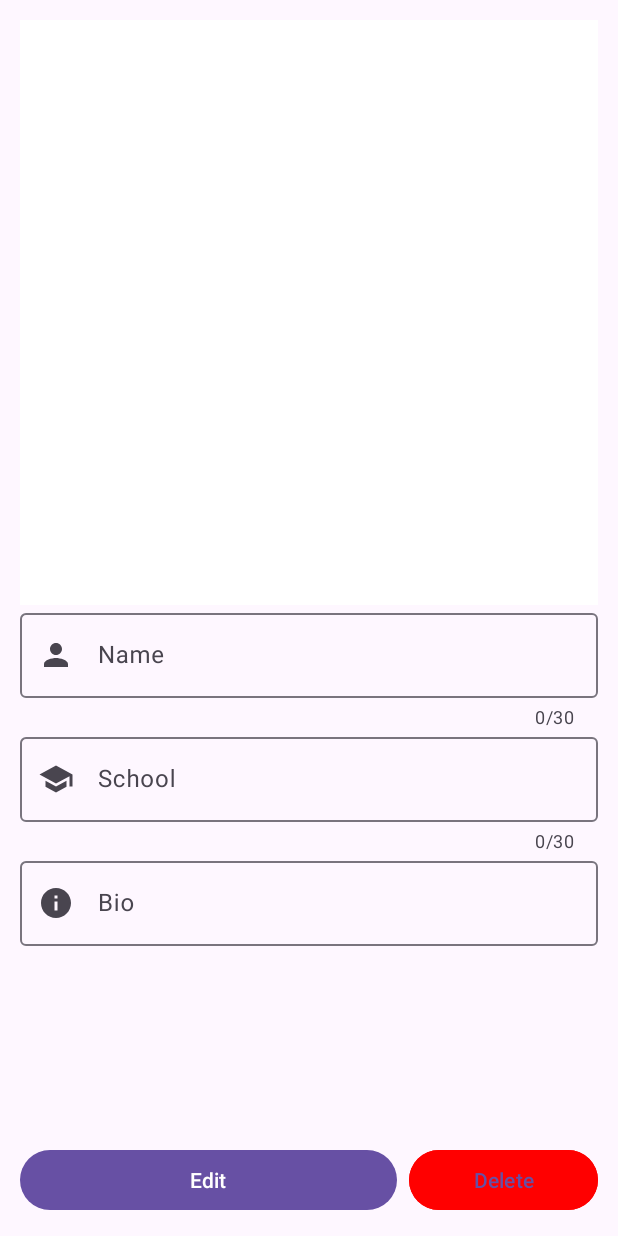
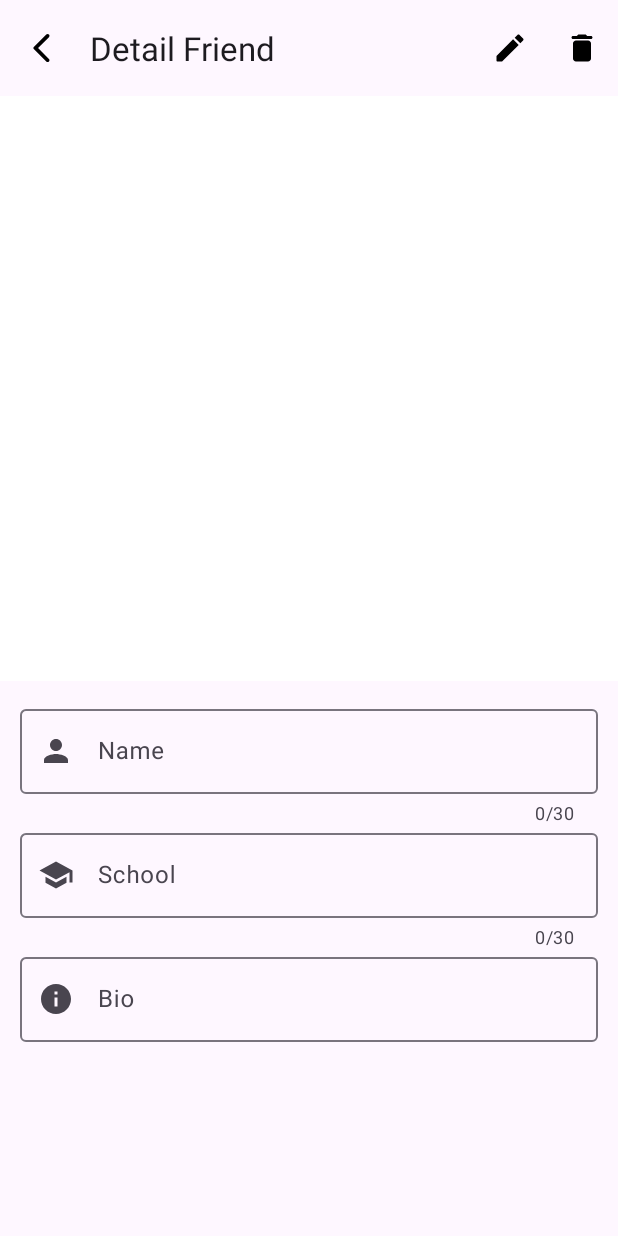
Before and after one commit to FaishalMukhammadSyarief/Friend_of_Mine, an Android app: the DetailActivity screen opened directly, with no data from a screen before it, on a phone screen of 412 x 824 dp. Run offline under Robolectric (Android 15) with nearby library versions, the phone set to English and light mode, and no system bars; our stand-ins replace Room's generated code, data binding, sdp/ssp sizes.

Commit message:
Add Toolbar

```diff
--- /dev/null
+++ b/app/src/main/res/drawable/ic_delete.xml
@@ -0,0 +1,5 @@
+<vector android:height="24dp" android:tint="#000000"
+    android:viewportHeight="24" android:viewportWidth="24"
+    android:width="24dp" xmlns:android="http://schemas.android.com/apk/res/android">
+    <path android:fillColor="@android:color/white" android:pathData="M6,19c0,1.1 0.9,2 2,2h8c1.1,0 2,-0.9 2,-2V9c0,-1.1 -0.9,-2 -2,-2H8c-1.1,0 -2,0.9 -2,2v10zM18,4h-2.5l-0.71,-0.71c-0.18,-0.18 -0.44,-0.29 -0.7,-0.29H9.91c-0.26,0 -0.52,0.11 -0.7,0.29L8.5,4H6c-0.55,0 -1,0.45 -1,1s0.45,1 1,1h12c0.55,0 1,-0.45 1,-1s-0.45,-1 -1,-1z"/>
+</vector>
--- /dev/null
+++ b/app/src/main/res/drawable/ic_edit.xml
@@ -0,0 +1,6 @@
+<vector android:height="24dp" android:tint="#000000"
+    android:viewportHeight="24" android:viewportWidth="24"
+    android:width="24dp" xmlns:android="http://schemas.android.com/apk/res/android">
+    <path android:fillColor="@android:color/white" android:pathData="M3,17.46l0,3.04C3,20.78 3.22,21 3.5,21h3.04c0.13,0 0.26,-0.05 0.35,-0.15L17.81,9.94l-3.75,-3.75L3.15,17.1C3.05,17.2 3,17.32 3,17.46z"/>
+    <path android:fillColor="@android:color/white" android:pathData="M20.71,5.63l-2.34,-2.34c-0.39,-0.39 -1.02,-0.39 -1.41,0l-1.83,1.83l3.75,3.75l1.83,-1.83C21.1,6.65 21.1,6.02 20.71,5.63z"/>
+</vector>
--- /dev/null
+++ b/app/src/main/res/drawable/ic_save.xml
@@ -0,0 +1,5 @@
+<vector android:height="24dp" android:tint="#000000"
+    android:viewportHeight="24" android:viewportWidth="24"
+    android:width="24dp" xmlns:android="http://schemas.android.com/apk/res/android">
+    <path android:fillColor="@android:color/white" android:pathData="M17.59,3.59c-0.38,-0.38 -0.89,-0.59 -1.42,-0.59L5,3c-1.11,0 -2,0.9 -2,2v14c0,1.1 0.9,2 2,2h14c1.1,0 2,-0.9 2,-2L21,7.83c0,-0.53 -0.21,-1.04 -0.59,-1.41l-2.82,-2.83zM12,19c-1.66,0 -3,-1.34 -3,-3s1.34,-3 3,-3 3,1.34 3,3 -1.34,3 -3,3zM13,9L7,9c-1.1,0 -2,-0.9 -2,-2s0.9,-2 2,-2h6c1.1,0 2,0.9 2,2s-0.9,2 -2,2z"/>
+</vector>
--- a/app/src/main/res/layout/activity_detail.xml
+++ b/app/src/main/res/layout/activity_detail.xml
@@ -11,24 +11,37 @@
 
     </data>
 
-    <androidx.constraintlayout.widget.ConstraintLayout
+    <androidx.coordinatorlayout.widget.CoordinatorLayout
         android:layout_width="match_parent"
         android:layout_height="match_parent"
-        android:padding="@dimen/_10sdp"
         tools:context=".AddActivity">
 
-        <ScrollView
-            android:layout_width="0dp"
-            android:layout_height="0dp"
-
-            app:layout_constraintBottom_toTopOf="@+id/linearLayout"
-            app:layout_constraintEnd_toEndOf="parent"
-            app:layout_constraintStart_toStartOf="parent"
+        <com.google.android.material.appbar.AppBarLayout
+            android:id="@+id/appbar_layout"
+            android:layout_width="match_parent"
+            android:layout_height="wrap_content"
             app:layout_constraintTop_toTopOf="parent">
 
-            <androidx.constraintlayout.widget.ConstraintLayout
+            <com.google.android.material.appbar.MaterialToolbar
+                android:id="@+id/top_appbar"
                 android:layout_width="match_parent"
-                android:layout_height="wrap_content">
+                android:layout_height="?attr/actionBarSize"
+                app:menu="@menu/detail_toolbar"
+                app:navigationIcon="@drawable/ic_back"
+                app:title="Detail Friend" />
+
+        </com.google.android.material.appbar.AppBarLayout>
+
+        <ScrollView
+            android:id="@+id/scroll_view"
+            android:layout_width="match_parent"
+            android:layout_height="match_parent"
+            app:layout_behavior="@string/appbar_scrolling_view_behavior">
+
+            <LinearLayout
+                android:layout_width="match_parent"
+                android:layout_height="wrap_content"
+                android:orientation="vertical">
 
                 <!-- Photo -->
                 <ImageView
@@ -37,18 +50,14 @@
                     android:layout_height="@dimen/_300sdp"
                     android:background="@color/white"
                     android:contentDescription="@string/photo"
-                    app:layout_constraintTop_toTopOf="parent"
+                    android:scaleType="centerCrop"
                     tools:ignore="ImageContrastCheck,VisualLintBounds" />
 
                 <!-- Name -->
                 <com.google.android.material.textfield.TextInputLayout
                     android:id="@+id/et_name"
                     style="@style/editTextName"
-                    android:hint="@string/name"
-
-                    app:layout_constraintEnd_toEndOf="parent"
-                    app:layout_constraintStart_toStartOf="parent"
-                    app:layout_constraintTop_toBottomOf="@id/iv_photoDetail">
+                    android:hint="@string/name">
 
                     <com.google.android.material.textfield.TextInputEditText
                         android:layout_width="match_parent"
@@ -64,11 +73,7 @@
                 <!-- School -->
                 <com.google.android.material.textfield.TextInputLayout
                     android:id="@+id/et_school"
-                    style="@style/editTextSchool"
-
-                    app:layout_constraintEnd_toEndOf="parent"
-                    app:layout_constraintStart_toStartOf="parent"
-                    app:layout_constraintTop_toBottomOf="@+id/et_name">
+                    style="@style/editTextSchool">
 
                     <com.google.android.material.textfield.TextInputEditText
                         android:layout_width="match_parent"
@@ -84,11 +89,7 @@
                 <!-- Bio -->
                 <com.google.android.material.textfield.TextInputLayout
                     android:id="@+id/et_bio"
-                    style="@style/editTextBio"
-
-                    app:layout_constraintEnd_toEndOf="parent"
-                    app:layout_constraintStart_toStartOf="parent"
-                    app:layout_constraintTop_toBottomOf="@+id/et_school">
+                    style="@style/editTextBio">
 
                     <com.google.android.material.textfield.TextInputEditText
                         android:layout_width="match_parent"
@@ -100,49 +101,10 @@
 
                 </com.google.android.material.textfield.TextInputLayout>
 
-            </androidx.constraintlayout.widget.ConstraintLayout>
+            </LinearLayout>
 
         </ScrollView>
 
-        <LinearLayout
-            android:id="@+id/linearLayout"
-            android:layout_width="match_parent"
-            android:layout_height="wrap_content"
-            android:weightSum="3"
-            app:layout_constraintBottom_toBottomOf="parent"
-            tools:layout_editor_absoluteX="13dp">
-
-            <Button
-                android:id="@+id/btn_edit"
-                android:layout_width="0dp"
-                android:layout_height="wrap_content"
-                android:layout_weight="2"
-                android:onClick='@{() -> access.onEditClick()}'
-                android:text="@string/edit"
-                tools:ignore="ButtonStyle,VisualLintButtonSize" />
-
-            <Button
-                android:id="@+id/btn_save"
-                android:layout_width="0dp"
-                android:layout_height="wrap_content"
-                android:layout_weight="2"
-                android:onClick='@{() -> access.saveUpdateFriend()}'
-                android:text="@string/save"
-                android:visibility="gone"
-                tools:ignore="ButtonStyle,VisualLintButtonSize" />
-
-            <Button
-                style="?android:attr/buttonBarButtonStyle"
-                android:layout_width="0dp"
-                android:layout_height="wrap_content"
-                android:layout_weight="1"
-                android:backgroundTint="@color/red"
-                android:onClick="@{() -> access.onDeleteClick()}"
-                android:text="@string/delete"
-                tools:ignore="VisualLintButtonSize,TextContrastCheck" />
-
-        </LinearLayout>
-
-    </androidx.constraintlayout.widget.ConstraintLayout>
+    </androidx.coordinatorlayout.widget.CoordinatorLayout>
 
 </layout>
--- a/app/src/main/res/layout/activity_home.xml
+++ b/app/src/main/res/layout/activity_home.xml
@@ -27,6 +27,7 @@
             android:elevation="@dimen/_10sdp"
             app:cardCornerRadius="@dimen/_10sdp"
             app:cardUseCompatPadding="true"
+
             app:layout_constraintTop_toTopOf="parent">
 
             <androidx.appcompat.widget.SearchView
@@ -41,9 +42,10 @@
         <androidx.recyclerview.widget.RecyclerView
             android:id="@+id/recycler"
             android:layout_width="match_parent"
-            android:layout_height="0dp"
+            android:layout_height="wrap_content"
             android:adapter='@{setAdapter}'
             app:layoutManager="androidx.recyclerview.widget.GridLayoutManager"
+
             app:layout_constraintEnd_toEndOf="parent"
             app:layout_constraintStart_toStartOf="parent"
             app:layout_constraintTop_toBottomOf="@+id/sv_border"
@@ -60,6 +62,7 @@
             android:contentDescription="@string/fab"
             android:onClick="@{() -> access.toAdd()}"
             android:src="@drawable/baseline_add"
+
             app:layout_constraintBottom_toBottomOf="parent"
             app:layout_constraintEnd_toEndOf="parent"
             tools:ignore="ImageContrastCheck" />
--- /dev/null
+++ b/app/src/main/res/menu/detail_toolbar.xml
@@ -0,0 +1,19 @@
+<?xml version="1.0" encoding="utf-8"?>
+<menu xmlns:android="http://schemas.android.com/apk/res/android"
+    xmlns:app="http://schemas.android.com/apk/res-auto">
+
+    <item
+        android:id="@+id/edit"
+        android:contentDescription="@string/edit"
+        android:icon="@drawable/ic_edit"
+        android:title="@string/edit"
+        app:showAsAction="ifRoom" />
+
+    <item
+        android:id="@+id/delete"
+        android:contentDescription="@string/delete"
+        android:icon="@drawable/ic_delete"
+        android:title="@string/delete"
+        app:showAsAction="ifRoom" />
+
+</menu>
--- a/app/src/main/res/values/style.xml
+++ b/app/src/main/res/values/style.xml
@@ -9,6 +9,8 @@
         <item name="counterMaxLength">30</item>
         <item name="endIconMode">clear_text</item>
         <item name="android:hint">@string/name</item>
+        <item name="android:layout_marginHorizontal">@dimen/_10sdp</item>
+        <item name="android:layout_marginTop">@dimen/_10sdp</item>
     </style>
 
     <style name="editTextSchool">
@@ -19,6 +21,7 @@
         <item name="counterMaxLength">30</item>
         <item name="endIconMode">clear_text</item>
         <item name="android:hint">@string/school</item>
+        <item name="android:layout_marginHorizontal">@dimen/_10sdp</item>
     </style>
 
     <style name="editTextBio">
@@ -27,6 +30,8 @@
         <item name="startIconDrawable">@drawable/ic_bio</item>
         <item name="endIconMode">clear_text</item>
         <item name="android:hint">@string/bio</item>
+        <item name="android:layout_marginHorizontal">@dimen/_10sdp</item>
+        <item name="android:layout_marginBottom">@dimen/_10sdp</item>
     </style>
 
 </resources>
```
Also changed, not shown: app/src/main/java/com/zhalz/friendofmine/AddActivity.kt (+18 -0 lines), app/src/main/java/com/zhalz/friendofmine/DetailActivity.kt (+18 -10 lines), app/src/main/java/com/zhalz/friendofmine/EditActivity.kt (+16 -1 lines), app/src/main/res/layout/activity_add.xml (+30 -41 lines), app/src/main/res/layout/activity_edit.xml (+31 -46 lines), app/src/main/res/menu/edit_toolbar.xml (added, +13 -0 lines).
